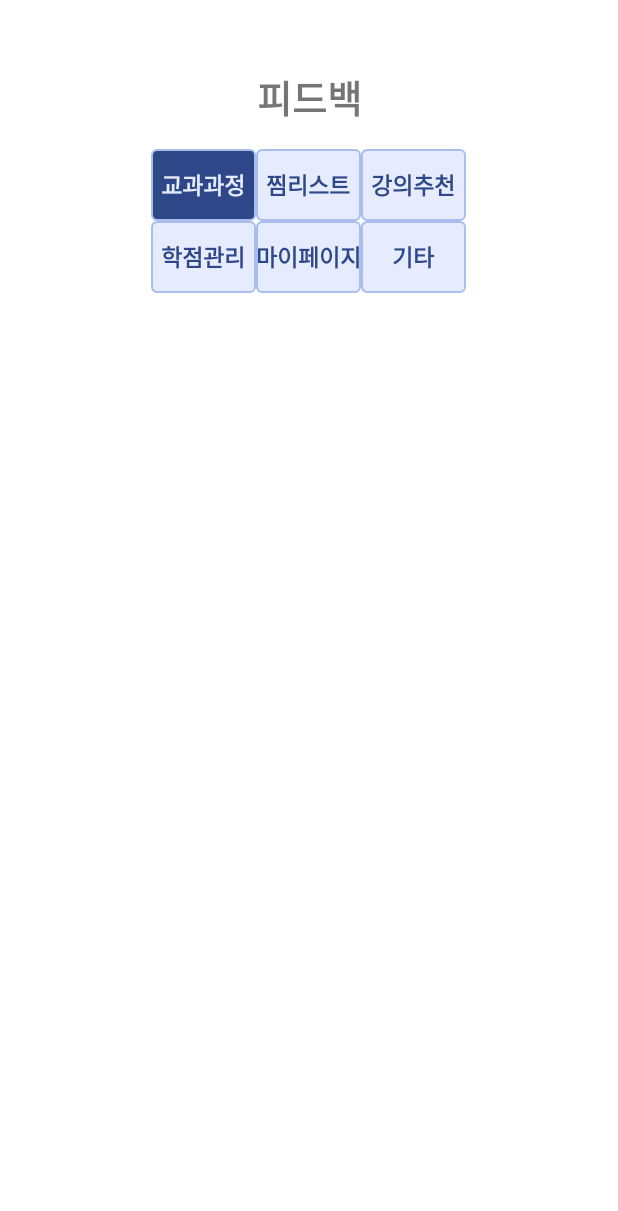
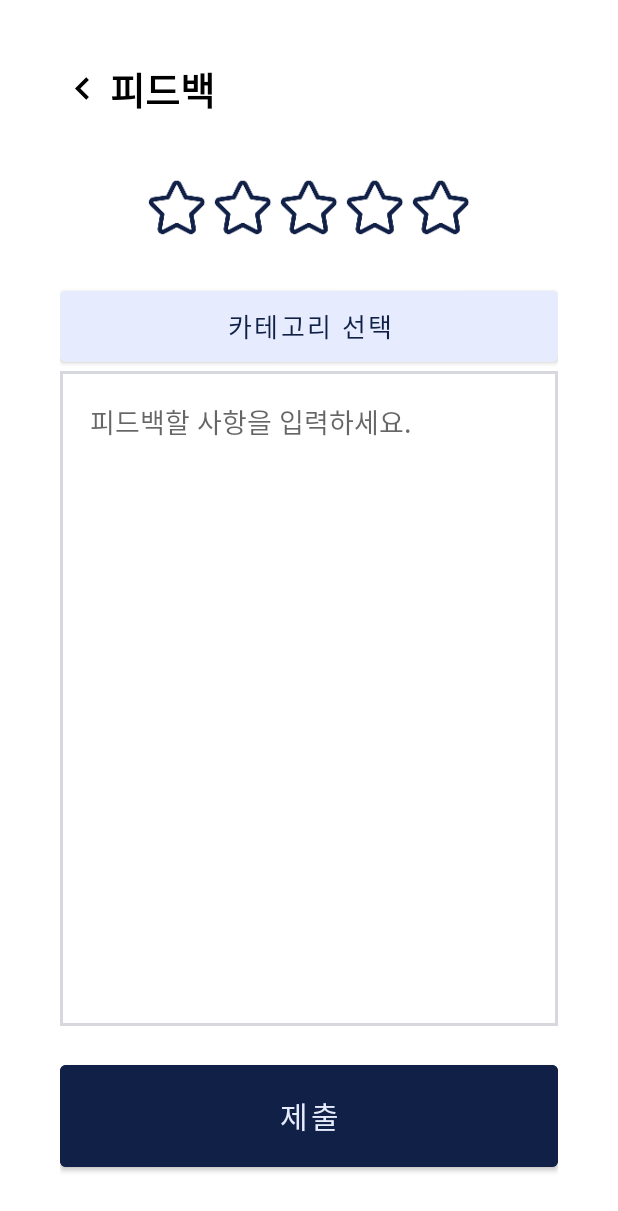
Before and after one commit to Curri4You/CurriForYou, an Android app: the layout activity_feedback.xml on its own in the app's theme, with its tools: preview values and no code run, on a phone screen of 412 x 824 dp. Shown: the top 1211 px of the screen. Run offline under Robolectric (Android 15) with nearby library versions, the phone set to English and light mode, and no system bars; network calls fail.

Commit message:
Shinchaeeun 피드백 화면 완성

```diff
--- a/app/src/main/AndroidManifest.xml
+++ b/app/src/main/AndroidManifest.xml
@@ -39,6 +39,7 @@
         <activity android:name=".MyPage_addMajor"/>
         <activity android:name=".MyPage_infoModification"/>
         <activity android:name=".MyPage_majorModification"/>
+        <activity android:name=".Feedback"/>
     </application>
 
 </manifest>
--- /dev/null
+++ b/app/src/main/res/drawable/feedbackbox_border.xml
@@ -0,0 +1,6 @@
+<?xml version="1.0" encoding="utf-8"?>
+<shape xmlns:android="http://schemas.android.com/apk/res/android"
+    android:shape="rectangle" android:thickness="0dp">
+    <stroke android:width="2dp" android:color="#D7D8DD"/>
+    <solid android:color="#ffffff"/>
+</shape>
--- a/app/src/main/res/layout/activity_feedback.xml
+++ b/app/src/main/res/layout/activity_feedback.xml
@@ -1,127 +1,130 @@
 <?xml version="1.0" encoding="utf-8"?>
 <LinearLayout xmlns:android="http://schemas.android.com/apk/res/android"
+    xmlns:app="http://schemas.android.com/apk/res-auto"
     android:layout_width="match_parent"
     android:layout_height="match_parent"
     android:orientation="vertical">
 
     <LinearLayout
         android:layout_width="match_parent"
-        android:layout_height="wrap_content"
-        android:layout_marginHorizontal="40dp"
+        android:layout_height="match_parent"
+        android:layout_margin="40dp"
         android:orientation="vertical">
 
-        <TextView
+        <LinearLayout
             android:layout_width="match_parent"
             android:layout_height="wrap_content"
-            android:layout_marginTop="45dp"
-            android:gravity="center"
-            android:text="피드백"
-            android:textAlignment="center"
-            android:textSize="25sp"
-            android:textStyle="bold"></TextView>
+            android:orientation="horizontal">
 
-        <RadioGroup
-            android:layout_width="wrap_content"
-            android:layout_height="wrap_content"
-            android:layout_gravity="center"
-            android:layout_marginVertical="15dp"
-            android:orientation="vertical">
+            <ImageView
+                android:id="@+id/navigate_before"
+                android:layout_width="30dp"
+                android:layout_height="30dp"
+                android:layout_gravity="center_vertical"
+                android:src="@drawable/navigate_before" />
+
+            <TextView
+                android:layout_width="wrap_content"
+                android:layout_height="wrap_content"
+                android:layout_marginLeft="3dp"
+                android:gravity="center"
+                android:text="피드백"
+                android:textAlignment="center"
+                android:textColor="@color/black"
+                android:textSize="25sp"
+                android:textStyle="bold" />
+
+        </LinearLayout>
+
+        <LinearLayout
+            android:layout_width="match_parent"
+            android:layout_height="match_parent"
+            android:orientation="vertical"
+            android:weightSum="10">
 
             <LinearLayout
-                android:layout_width="wrap_content"
+                android:layout_width="match_parent"
                 android:layout_height="wrap_content"
-                android:orientation="vertical">
+                android:layout_marginTop="30dp"
+                android:layout_weight="1"
+                android:gravity="center"
+                android:orientation="horizontal">
 
-                <LinearLayout
-                    android:layout_width="wrap_content"
-                    android:layout_height="wrap_content"
-                    android:orientation="horizontal">
+                <ImageView
+                    android:id="@+id/star1"
+                    android:layout_width="40dp"
+                    android:layout_height="40dp"
+                    android:layout_marginHorizontal="2dp"
+                    android:src="@drawable/star_outline"
+                    app:tint="@color/blue_5" />
 
-                    <RadioButton
-                        android:id="@+id/radioButton"
-                        android:layout_width="70dp"
-                        android:layout_height="match_parent"
-                        android:background="@drawable/radio_button_rec2"
-                        android:button="@null"
-                        android:checked="true"
-                        android:text="교과과정"
-                        android:textAlignment="center"
-                        android:textColor="@drawable/radio_text"
-                        android:textSize="15sp"
-                        android:textStyle="bold" />
+                <ImageView
+                    android:id="@+id/star2"
+                    android:layout_width="40dp"
+                    android:layout_height="40dp"
+                    android:layout_marginHorizontal="2dp"
+                    android:src="@drawable/star_outline"
+                    app:tint="@color/blue_5" />
 
-                    <RadioButton
-                        android:id="@+id/radioButton2"
-                        android:layout_width="70dp"
-                        android:layout_height="wrap_content"
-                        android:background="@drawable/radio_button_rec2"
-                        android:button="@null"
-                        android:text="찜리스트"
-                        android:textAlignment="center"
-                        android:textColor="@drawable/radio_text"
-                        android:textSize="15sp"
-                        android:textStyle="bold" />
+                <ImageView
+                    android:id="@+id/star3"
+                    android:layout_width="40dp"
+                    android:layout_height="40dp"
+                    android:layout_marginHorizontal="2dp"
+                    android:src="@drawable/star_outline"
+                    app:tint="@color/blue_5" />
 
-                    <RadioButton
-                        android:id="@+id/radioButton3"
-                        android:layout_width="70dp"
-                        android:layout_height="wrap_content"
-                        android:background="@drawable/radio_button_rec2"
-                        android:button="@null"
-                        android:text="강의추천"
-                        android:textAlignment="center"
-                        android:textColor="@drawable/radio_text"
-                        android:textSize="15sp"
-                        android:textStyle="bold" />
+                <ImageView
+                    android:id="@+id/star4"
+                    android:layout_width="40dp"
+                    android:layout_height="40dp"
+                    android:layout_marginHorizontal="2dp"
+                    android:src="@drawable/star_outline"
+                    app:tint="@color/blue_5" />
 
-                </LinearLayout>
-
-                <LinearLayout
-                    android:layout_width="wrap_content"
-                    android:layout_height="wrap_content"
-                    android:orientation="horizontal">
-
-                    <RadioButton
-                        android:id="@+id/radioButton4"
-                        android:layout_width="70dp"
-                        android:layout_height="wrap_content"
-                        android:background="@drawable/radio_button_rec2"
-                        android:button="@null"
-                        android:text="학점관리"
-                        android:textAlignment="center"
-                        android:textColor="@drawable/radio_text"
-                        android:textSize="15sp"
-                        android:textStyle="bold" />
-
-                    <RadioButton
-                        android:id="@+id/radioButton5"
-                        android:layout_width="70dp"
-                        android:layout_height="wrap_content"
-                        android:background="@drawable/radio_button_rec2"
-                        android:button="@null"
-                        android:text="마이페이지"
-                        android:textAlignment="center"
-                        android:textColor="@drawable/radio_text"
-                        android:textSize="15sp"
-                        android:textStyle="bold" />
-
-                    <RadioButton
-                        android:id="@+id/radioButton6"
-                        android:layout_width="70dp"
-                        android:layout_height="wrap_content"
-                        android:background="@drawable/radio_button_rec2"
-                        android:button="@null"
-                        android:text="기타"
-                        android:textAlignment="center"
-                        android:textColor="@drawable/radio_text"
-                        android:textSize="15sp"
-                        android:textStyle="bold" />
-
-                </LinearLayout>
+                <ImageView
+                    android:id="@+id/star5"
+                    android:layout_width="40dp"
+                    android:layout_height="40dp"
+                    android:layout_marginHorizontal="2dp"
+                    android:src="@drawable/star_outline"
+                    app:tint="@color/blue_5" />
 
             </LinearLayout>
 
-        </RadioGroup>
+            <Button
+                android:id="@+id/btn_fb_category"
+                android:layout_width="match_parent"
+                android:layout_height="40dp"
+                android:layout_marginTop="20dp"
+                android:layout_weight="1"
+                android:backgroundTint="@color/blue_1"
+                android:text="카테고리 선택"
+                android:textColor="@color/blue_5"
+                android:textSize="17sp" />
+
+            <EditText
+                android:id="@+id/et_feedback"
+                android:layout_width="match_parent"
+                android:layout_height="300dp"
+                android:layout_weight="7"
+                android:background="@drawable/feedbackbox_border"
+                android:gravity="start"
+                android:hint="피드백할 사항을 입력하세요."
+                android:padding="20dp" />
+
+            <Button
+                android:id="@+id/btn_fb_submit"
+                android:layout_width="match_parent"
+                android:layout_height="60dp"
+                android:layout_marginTop="20dp"
+                android:layout_weight="1"
+                android:backgroundTint="@color/blue_5"
+                android:text="제출"
+                android:textColor="@color/blue_1"
+                android:textSize="20sp" />
+
+        </LinearLayout>
 
     </LinearLayout>
 
```
Also changed, not shown: app/src/main/java/com/example/curriforyou/Feedback.java (added, +112 -0 lines), app/src/main/java/com/example/curriforyou/MyPageActivity.java (+8 -0 lines), app/src/main/res/layout/activity_mypage.xml (+7 -0 lines), app/src/main/res/values/strings.xml (+10 -0 lines), app/src/main/res/drawable-xxhdpi/star_filled.png (added), app/src/main/res/drawable-xxhdpi/star_outline.png (added).
